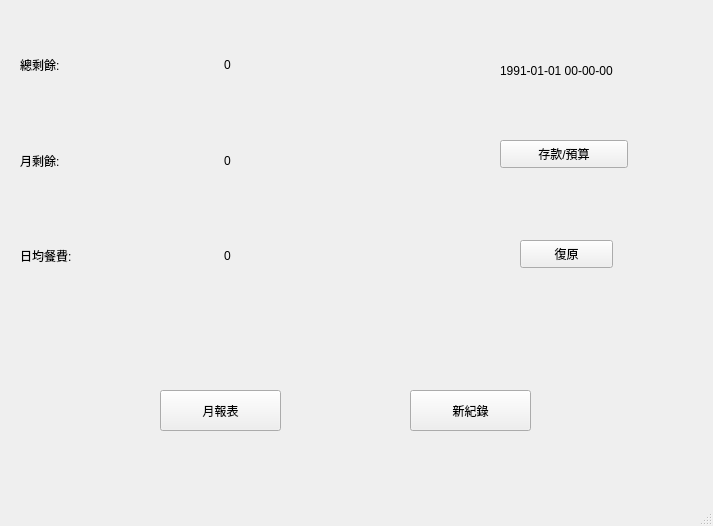
dlgs5100/MoneyTracking, file main.ui: the form before one commit.
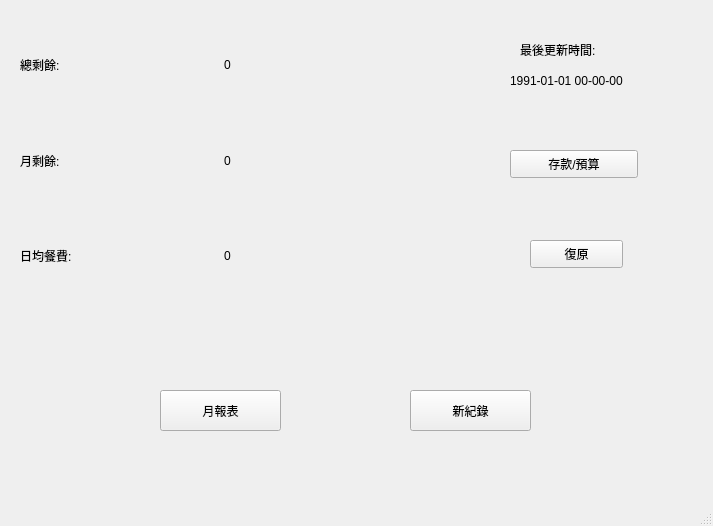
The form after the commit.

```diff
--- a/main.ui
+++ b/main.ui
@@ -97,8 +97,8 @@
    <widget class="QLabel" name="labelUpdateTime">
     <property name="geometry">
      <rect>
-      <x>500</x>
-      <y>60</y>
+      <x>510</x>
+      <y>70</y>
       <width>128</width>
       <height>21</height>
      </rect>
@@ -110,8 +110,8 @@
    <widget class="QPushButton" name="buttonDepositeAndBudget">
     <property name="geometry">
      <rect>
-      <x>500</x>
-      <y>140</y>
+      <x>510</x>
+      <y>150</y>
       <width>128</width>
       <height>28</height>
      </rect>
@@ -123,7 +123,7 @@
    <widget class="QPushButton" name="buttonPrevious">
     <property name="geometry">
      <rect>
-      <x>520</x>
+      <x>530</x>
       <y>240</y>
       <width>93</width>
       <height>28</height>
@@ -133,6 +133,19 @@
      <string>復原</string>
     </property>
    </widget>
+   <widget class="QLabel" name="label">
+    <property name="geometry">
+     <rect>
+      <x>520</x>
+      <y>40</y>
+      <width>101</width>
+      <height>20</height>
+     </rect>
+    </property>
+    <property name="text">
+     <string>最後更新時間:</string>
+    </property>
+   </widget>
   </widget>
   <widget class="QMenuBar" name="menubar">
    <property name="geometry">
```
